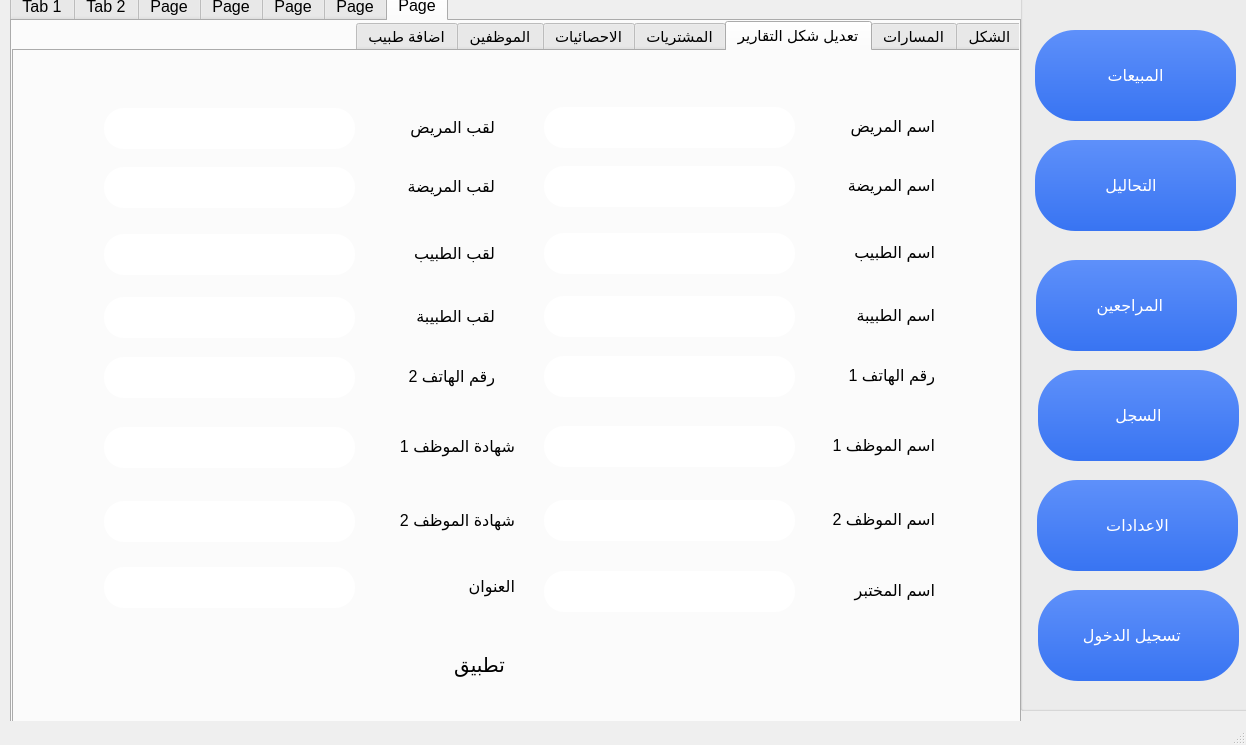
ameer810/analyst-pyqt5-project, file a tahlel project 2/design.ui: the form before one commit.
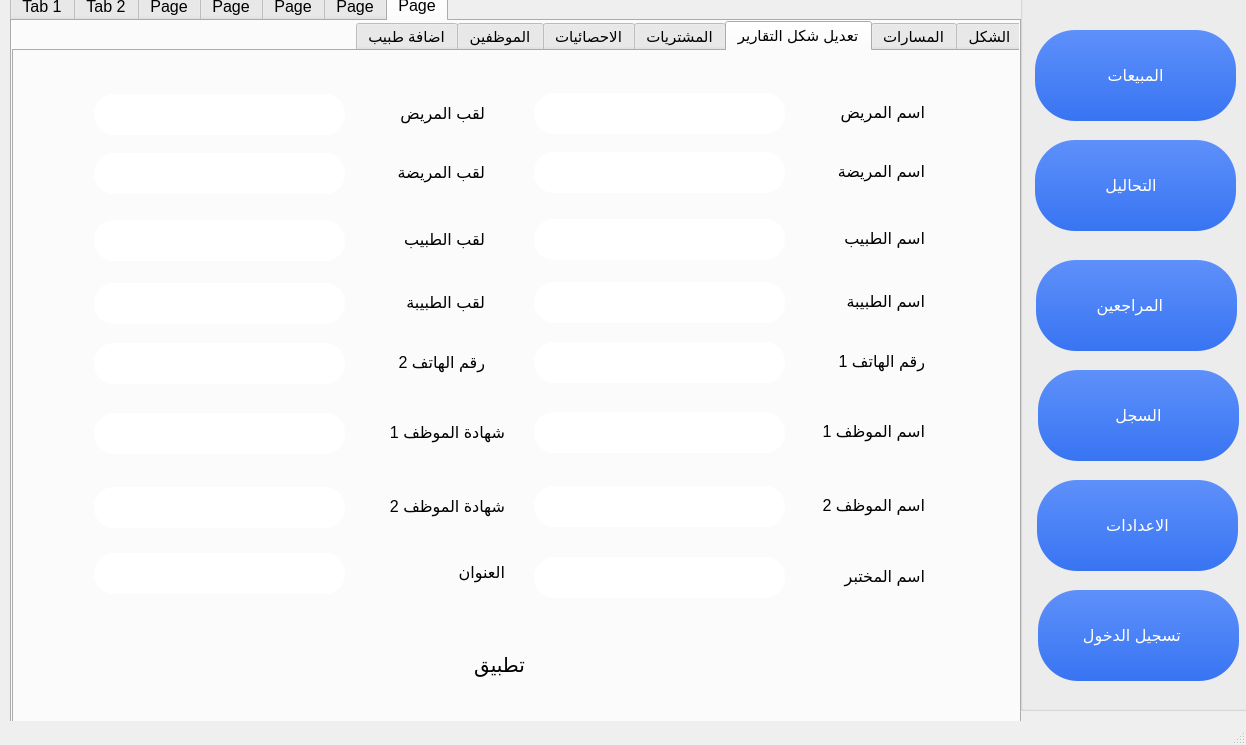
The form after the commit. The open tabs and pages were chosen to show the change. Icons and pictures are not drawn.

```diff
--- a/a tahlel project 2/design.ui
+++ b/a tahlel project 2/design.ui
@@ -6352,589 +6352,13 @@
        <attribute name="title">
         <string>تعديل شكل التقارير</string>
        </attribute>
-       <widget class="QLineEdit" name="lineEdit_16">
-        <property name="enabled">
-         <bool>true</bool>
-        </property>
-        <property name="geometry">
-         <rect>
-          <x>530</x>
-          <y>56</y>
-          <width>251</width>
-          <height>41</height>
-         </rect>
-        </property>
-        <property name="font">
-         <font>
-          <pointsize>13</pointsize>
-         </font>
-        </property>
-        <property name="styleSheet">
-         <string notr="true">border-radius:20px;</string>
-        </property>
-        <property name="placeholderText">
-         <string/>
-        </property>
-       </widget>
-       <widget class="QLabel" name="label_64">
-        <property name="enabled">
-         <bool>true</bool>
-        </property>
-        <property name="geometry">
-         <rect>
-          <x>810</x>
-          <y>50</y>
-          <width>111</width>
-          <height>51</height>
-         </rect>
-        </property>
-        <property name="font">
-         <font>
-          <family>Segoe UI</family>
-          <pointsize>12</pointsize>
-          <weight>50</weight>
-          <bold>false</bold>
-         </font>
-        </property>
-        <property name="text">
-         <string>اسم المريض</string>
-        </property>
-       </widget>
-       <widget class="QLineEdit" name="lineEdit_18">
-        <property name="enabled">
-         <bool>true</bool>
-        </property>
-        <property name="geometry">
-         <rect>
-          <x>90</x>
-          <y>57</y>
-          <width>251</width>
-          <height>41</height>
-         </rect>
-        </property>
-        <property name="font">
-         <font>
-          <pointsize>13</pointsize>
-         </font>
-        </property>
-        <property name="styleSheet">
-         <string notr="true">border-radius:20px;</string>
-        </property>
-        <property name="placeholderText">
-         <string/>
-        </property>
-       </widget>
-       <widget class="QLabel" name="label_65">
-        <property name="enabled">
-         <bool>true</bool>
-        </property>
-        <property name="geometry">
-         <rect>
-          <x>370</x>
-          <y>51</y>
-          <width>111</width>
-          <height>51</height>
-         </rect>
-        </property>
-        <property name="font">
-         <font>
-          <family>Segoe UI</family>
-          <pointsize>12</pointsize>
-          <weight>50</weight>
-          <bold>false</bold>
-         </font>
-        </property>
-        <property name="text">
-         <string>لقب المريض</string>
-        </property>
-       </widget>
-       <widget class="QLineEdit" name="lineEdit_19">
-        <property name="enabled">
-         <bool>true</bool>
-        </property>
-        <property name="geometry">
-         <rect>
-          <x>90</x>
-          <y>183</y>
-          <width>251</width>
-          <height>41</height>
-         </rect>
-        </property>
-        <property name="font">
-         <font>
-          <pointsize>13</pointsize>
-         </font>
-        </property>
-        <property name="styleSheet">
-         <string notr="true">border-radius:20px;</string>
-        </property>
-        <property name="placeholderText">
-         <string/>
-        </property>
-       </widget>
-       <widget class="QLineEdit" name="lineEdit_20">
-        <property name="enabled">
-         <bool>true</bool>
-        </property>
-        <property name="geometry">
-         <rect>
-          <x>530</x>
-          <y>182</y>
-          <width>251</width>
-          <height>41</height>
-         </rect>
-        </property>
-        <property name="font">
-         <font>
-          <pointsize>13</pointsize>
-         </font>
-        </property>
-        <property name="styleSheet">
-         <string notr="true">border-radius:20px;</string>
-        </property>
-        <property name="placeholderText">
-         <string/>
-        </property>
-       </widget>
-       <widget class="QLabel" name="label_69">
-        <property name="enabled">
-         <bool>true</bool>
-        </property>
-        <property name="geometry">
-         <rect>
-          <x>810</x>
-          <y>176</y>
-          <width>111</width>
-          <height>51</height>
-         </rect>
-        </property>
-        <property name="font">
-         <font>
-          <family>Segoe UI</family>
-          <pointsize>12</pointsize>
-          <weight>50</weight>
-          <bold>false</bold>
-         </font>
-        </property>
-        <property name="text">
-         <string>اسم الطبيب</string>
-        </property>
-       </widget>
-       <widget class="QLabel" name="label_70">
-        <property name="enabled">
-         <bool>true</bool>
-        </property>
-        <property name="geometry">
-         <rect>
-          <x>370</x>
-          <y>177</y>
-          <width>111</width>
-          <height>51</height>
-         </rect>
-        </property>
-        <property name="font">
-         <font>
-          <family>Segoe UI</family>
-          <pointsize>12</pointsize>
-          <weight>50</weight>
-          <bold>false</bold>
-         </font>
-        </property>
-        <property name="text">
-         <string>لقب الطبيب</string>
-        </property>
-       </widget>
-       <widget class="QLineEdit" name="lineEdit_22">
-        <property name="enabled">
-         <bool>true</bool>
-        </property>
-        <property name="geometry">
-         <rect>
-          <x>90</x>
-          <y>306</y>
-          <width>251</width>
-          <height>41</height>
-         </rect>
-        </property>
-        <property name="font">
-         <font>
-          <pointsize>13</pointsize>
-         </font>
-        </property>
-        <property name="styleSheet">
-         <string notr="true">border-radius:20px;</string>
-        </property>
-        <property name="placeholderText">
-         <string/>
-        </property>
-       </widget>
-       <widget class="QLineEdit" name="lineEdit_23">
-        <property name="enabled">
-         <bool>true</bool>
-        </property>
-        <property name="geometry">
-         <rect>
-          <x>530</x>
-          <y>305</y>
-          <width>251</width>
-          <height>41</height>
-         </rect>
-        </property>
-        <property name="font">
-         <font>
-          <pointsize>13</pointsize>
-         </font>
-        </property>
-        <property name="styleSheet">
-         <string notr="true">border-radius:20px;</string>
-        </property>
-        <property name="placeholderText">
-         <string/>
-        </property>
-       </widget>
-       <widget class="QLabel" name="label_72">
-        <property name="enabled">
-         <bool>true</bool>
-        </property>
-        <property name="geometry">
-         <rect>
-          <x>810</x>
-          <y>299</y>
-          <width>111</width>
-          <height>51</height>
-         </rect>
-        </property>
-        <property name="font">
-         <font>
-          <family>Segoe UI</family>
-          <pointsize>12</pointsize>
-          <weight>50</weight>
-          <bold>false</bold>
-         </font>
-        </property>
-        <property name="text">
-         <string>رقم الهاتف 1</string>
-        </property>
-       </widget>
-       <widget class="QLabel" name="label_73">
-        <property name="enabled">
-         <bool>true</bool>
-        </property>
-        <property name="geometry">
-         <rect>
-          <x>370</x>
-          <y>300</y>
-          <width>111</width>
-          <height>51</height>
-         </rect>
-        </property>
-        <property name="font">
-         <font>
-          <family>Segoe UI</family>
-          <pointsize>12</pointsize>
-          <weight>50</weight>
-          <bold>false</bold>
-         </font>
-        </property>
-        <property name="text">
-         <string>رقم الهاتف 2</string>
-        </property>
-       </widget>
-       <widget class="QLineEdit" name="lineEdit_34">
-        <property name="enabled">
-         <bool>true</bool>
-        </property>
-        <property name="geometry">
-         <rect>
-          <x>90</x>
-          <y>516</y>
-          <width>251</width>
-          <height>41</height>
-         </rect>
-        </property>
-        <property name="font">
-         <font>
-          <pointsize>13</pointsize>
-         </font>
-        </property>
-        <property name="styleSheet">
-         <string notr="true">border-radius:20px;</string>
-        </property>
-        <property name="placeholderText">
-         <string/>
-        </property>
-       </widget>
-       <widget class="QLabel" name="label_74">
-        <property name="enabled">
-         <bool>true</bool>
-        </property>
-        <property name="geometry">
-         <rect>
-          <x>390</x>
-          <y>510</y>
-          <width>111</width>
-          <height>51</height>
-         </rect>
-        </property>
-        <property name="font">
-         <font>
-          <family>Segoe UI</family>
-          <pointsize>12</pointsize>
-          <weight>50</weight>
-          <bold>false</bold>
-         </font>
-        </property>
-        <property name="text">
-         <string>العنوان</string>
-        </property>
-       </widget>
-       <widget class="QLineEdit" name="lineEdit_35">
-        <property name="enabled">
-         <bool>true</bool>
-        </property>
-        <property name="geometry">
-         <rect>
-          <x>90</x>
-          <y>376</y>
-          <width>251</width>
-          <height>41</height>
-         </rect>
-        </property>
-        <property name="font">
-         <font>
-          <pointsize>13</pointsize>
-         </font>
-        </property>
-        <property name="styleSheet">
-         <string notr="true">border-radius:20px;</string>
-        </property>
-        <property name="placeholderText">
-         <string/>
-        </property>
-       </widget>
-       <widget class="QLineEdit" name="lineEdit_37">
-        <property name="enabled">
-         <bool>true</bool>
-        </property>
-        <property name="geometry">
-         <rect>
-          <x>530</x>
-          <y>375</y>
-          <width>251</width>
-          <height>41</height>
-         </rect>
-        </property>
-        <property name="font">
-         <font>
-          <pointsize>13</pointsize>
-         </font>
-        </property>
-        <property name="styleSheet">
-         <string notr="true">border-radius:20px;</string>
-        </property>
-        <property name="placeholderText">
-         <string/>
-        </property>
-       </widget>
-       <widget class="QLabel" name="label_75">
-        <property name="enabled">
-         <bool>true</bool>
-        </property>
-        <property name="geometry">
-         <rect>
-          <x>790</x>
-          <y>369</y>
-          <width>131</width>
-          <height>51</height>
-         </rect>
-        </property>
-        <property name="font">
-         <font>
-          <family>Segoe UI</family>
-          <pointsize>12</pointsize>
-          <weight>50</weight>
-          <bold>false</bold>
-         </font>
-        </property>
-        <property name="text">
-         <string>اسم الموظف 1</string>
-        </property>
-       </widget>
-       <widget class="QLabel" name="label_76">
-        <property name="enabled">
-         <bool>true</bool>
-        </property>
-        <property name="geometry">
-         <rect>
-          <x>340</x>
-          <y>370</y>
-          <width>161</width>
-          <height>51</height>
-         </rect>
-        </property>
-        <property name="font">
-         <font>
-          <family>Segoe UI</family>
-          <pointsize>12</pointsize>
-          <weight>50</weight>
-          <bold>false</bold>
-         </font>
-        </property>
-        <property name="text">
-         <string>شهادة الموظف 1</string>
-        </property>
-       </widget>
-       <widget class="QLabel" name="label_77">
-        <property name="enabled">
-         <bool>true</bool>
-        </property>
-        <property name="geometry">
-         <rect>
-          <x>350</x>
-          <y>444</y>
-          <width>151</width>
-          <height>51</height>
-         </rect>
-        </property>
-        <property name="font">
-         <font>
-          <family>Segoe UI</family>
-          <pointsize>12</pointsize>
-          <weight>50</weight>
-          <bold>false</bold>
-         </font>
-        </property>
-        <property name="text">
-         <string>شهادة الموظف 2</string>
-        </property>
-       </widget>
-       <widget class="QLineEdit" name="lineEdit_41">
-        <property name="enabled">
-         <bool>true</bool>
-        </property>
-        <property name="geometry">
-         <rect>
-          <x>530</x>
-          <y>449</y>
-          <width>251</width>
-          <height>41</height>
-         </rect>
-        </property>
-        <property name="font">
-         <font>
-          <pointsize>13</pointsize>
-         </font>
-        </property>
-        <property name="styleSheet">
-         <string notr="true">border-radius:20px;</string>
-        </property>
-        <property name="placeholderText">
-         <string/>
-        </property>
-       </widget>
-       <widget class="QLabel" name="label_78">
-        <property name="enabled">
-         <bool>true</bool>
-        </property>
-        <property name="geometry">
-         <rect>
-          <x>780</x>
-          <y>443</y>
-          <width>141</width>
-          <height>51</height>
-         </rect>
-        </property>
-        <property name="font">
-         <font>
-          <family>Segoe UI</family>
-          <pointsize>12</pointsize>
-          <weight>50</weight>
-          <bold>false</bold>
-         </font>
-        </property>
-        <property name="text">
-         <string>اسم الموظف 2</string>
-        </property>
-       </widget>
-       <widget class="QLineEdit" name="lineEdit_42">
-        <property name="enabled">
-         <bool>true</bool>
-        </property>
-        <property name="geometry">
-         <rect>
-          <x>90</x>
-          <y>450</y>
-          <width>251</width>
-          <height>41</height>
-         </rect>
-        </property>
-        <property name="font">
-         <font>
-          <pointsize>13</pointsize>
-         </font>
-        </property>
-        <property name="styleSheet">
-         <string notr="true">border-radius:20px;</string>
-        </property>
-        <property name="placeholderText">
-         <string/>
-        </property>
-       </widget>
-       <widget class="QLabel" name="label_79">
-        <property name="enabled">
-         <bool>true</bool>
-        </property>
-        <property name="geometry">
-         <rect>
-          <x>780</x>
-          <y>514</y>
-          <width>141</width>
-          <height>51</height>
-         </rect>
-        </property>
-        <property name="font">
-         <font>
-          <family>Segoe UI</family>
-          <pointsize>12</pointsize>
-          <weight>50</weight>
-          <bold>false</bold>
-         </font>
-        </property>
-        <property name="text">
-         <string>اسم المختبر</string>
-        </property>
-       </widget>
-       <widget class="QLineEdit" name="lineEdit_43">
-        <property name="enabled">
-         <bool>true</bool>
-        </property>
-        <property name="geometry">
-         <rect>
-          <x>530</x>
-          <y>520</y>
-          <width>251</width>
-          <height>41</height>
-         </rect>
-        </property>
-        <property name="font">
-         <font>
-          <pointsize>13</pointsize>
-         </font>
-        </property>
-        <property name="styleSheet">
-         <string notr="true">border-radius:20px;</string>
-        </property>
-        <property name="placeholderText">
-         <string/>
-        </property>
-       </widget>
        <widget class="QPushButton" name="pushButton_31">
         <property name="enabled">
          <bool>true</bool>
         </property>
         <property name="geometry">
          <rect>
-          <x>240</x>
+          <x>260</x>
           <y>578</y>
           <width>451</width>
           <height>71</height>
@@ -6958,197 +6382,789 @@
          <string>تطبيق</string>
         </property>
        </widget>
-       <widget class="QLineEdit" name="lineEdit_44">
-        <property name="enabled">
-         <bool>true</bool>
-        </property>
+       <widget class="QGroupBox" name="groupBox_14">
         <property name="geometry">
          <rect>
-          <x>90</x>
-          <y>116</y>
-          <width>251</width>
-          <height>41</height>
+          <x>60</x>
+          <y>20</y>
+          <width>881</width>
+          <height>541</height>
          </rect>
         </property>
-        <property name="font">
-         <font>
-          <pointsize>13</pointsize>
-         </font>
-        </property>
         <property name="styleSheet">
          <string notr="true">border-radius:20px;</string>
         </property>
-        <property name="placeholderText">
+        <property name="title">
          <string/>
         </property>
-       </widget>
-       <widget class="QLineEdit" name="lineEdit_45">
-        <property name="enabled">
-         <bool>true</bool>
-        </property>
-        <property name="geometry">
-         <rect>
-          <x>530</x>
-          <y>115</y>
-          <width>251</width>
-          <height>41</height>
-         </rect>
-        </property>
-        <property name="font">
-         <font>
-          <pointsize>13</pointsize>
-         </font>
-        </property>
-        <property name="styleSheet">
-         <string notr="true">border-radius:20px;</string>
-        </property>
-        <property name="placeholderText">
-         <string/>
-        </property>
-       </widget>
-       <widget class="QLabel" name="label_80">
-        <property name="enabled">
-         <bool>true</bool>
-        </property>
-        <property name="geometry">
-         <rect>
-          <x>810</x>
-          <y>109</y>
-          <width>111</width>
-          <height>51</height>
-         </rect>
-        </property>
-        <property name="font">
-         <font>
-          <family>Segoe UI</family>
-          <pointsize>12</pointsize>
-          <weight>50</weight>
-          <bold>false</bold>
-         </font>
-        </property>
-        <property name="text">
-         <string>اسم المريضة</string>
-        </property>
-       </widget>
-       <widget class="QLabel" name="label_81">
-        <property name="enabled">
-         <bool>true</bool>
-        </property>
-        <property name="geometry">
-         <rect>
-          <x>370</x>
-          <y>110</y>
-          <width>111</width>
-          <height>51</height>
-         </rect>
-        </property>
-        <property name="font">
-         <font>
-          <family>Segoe UI</family>
-          <pointsize>12</pointsize>
-          <weight>50</weight>
-          <bold>false</bold>
-         </font>
-        </property>
-        <property name="text">
-         <string>لقب المريضة</string>
-        </property>
-       </widget>
-       <widget class="QLabel" name="label_82">
-        <property name="enabled">
-         <bool>true</bool>
-        </property>
-        <property name="geometry">
-         <rect>
-          <x>810</x>
-          <y>239</y>
-          <width>111</width>
-          <height>51</height>
-         </rect>
-        </property>
-        <property name="font">
-         <font>
-          <family>Segoe UI</family>
-          <pointsize>12</pointsize>
-          <weight>50</weight>
-          <bold>false</bold>
-         </font>
-        </property>
-        <property name="text">
-         <string>اسم الطبيبة</string>
-        </property>
-       </widget>
-       <widget class="QLineEdit" name="lineEdit_46">
-        <property name="enabled">
-         <bool>true</bool>
-        </property>
-        <property name="geometry">
-         <rect>
-          <x>530</x>
-          <y>245</y>
-          <width>251</width>
-          <height>41</height>
-         </rect>
-        </property>
-        <property name="font">
-         <font>
-          <pointsize>13</pointsize>
-         </font>
-        </property>
-        <property name="styleSheet">
-         <string notr="true">border-radius:20px;</string>
-        </property>
-        <property name="placeholderText">
-         <string/>
-        </property>
-       </widget>
-       <widget class="QLineEdit" name="lineEdit_47">
-        <property name="enabled">
-         <bool>true</bool>
-        </property>
-        <property name="geometry">
-         <rect>
-          <x>90</x>
-          <y>246</y>
-          <width>251</width>
-          <height>41</height>
-         </rect>
-        </property>
-        <property name="font">
-         <font>
-          <pointsize>13</pointsize>
-         </font>
-        </property>
-        <property name="styleSheet">
-         <string notr="true">border-radius:20px;</string>
-        </property>
-        <property name="placeholderText">
-         <string/>
-        </property>
-       </widget>
-       <widget class="QLabel" name="label_83">
-        <property name="enabled">
-         <bool>true</bool>
-        </property>
-        <property name="geometry">
-         <rect>
-          <x>370</x>
-          <y>240</y>
-          <width>111</width>
-          <height>51</height>
-         </rect>
-        </property>
-        <property name="font">
-         <font>
-          <family>Segoe UI</family>
-          <pointsize>12</pointsize>
-          <weight>50</weight>
-          <bold>false</bold>
-         </font>
-        </property>
-        <property name="text">
-         <string>لقب الطبيبة</string>
-        </property>
+        <widget class="QLineEdit" name="lineEdit_16">
+         <property name="enabled">
+          <bool>true</bool>
+         </property>
+         <property name="geometry">
+          <rect>
+           <x>460</x>
+           <y>22</y>
+           <width>251</width>
+           <height>41</height>
+          </rect>
+         </property>
+         <property name="font">
+          <font>
+           <pointsize>13</pointsize>
+          </font>
+         </property>
+         <property name="styleSheet">
+          <string notr="true">border-radius:20px;</string>
+         </property>
+         <property name="placeholderText">
+          <string/>
+         </property>
+        </widget>
+        <widget class="QLabel" name="label_65">
+         <property name="enabled">
+          <bool>true</bool>
+         </property>
+         <property name="geometry">
+          <rect>
+           <x>300</x>
+           <y>17</y>
+           <width>111</width>
+           <height>51</height>
+          </rect>
+         </property>
+         <property name="font">
+          <font>
+           <family>Segoe UI</family>
+           <pointsize>12</pointsize>
+           <weight>50</weight>
+           <bold>false</bold>
+          </font>
+         </property>
+         <property name="text">
+          <string>لقب المريض</string>
+         </property>
+        </widget>
+        <widget class="QLineEdit" name="lineEdit_22">
+         <property name="enabled">
+          <bool>true</bool>
+         </property>
+         <property name="geometry">
+          <rect>
+           <x>20</x>
+           <y>272</y>
+           <width>251</width>
+           <height>41</height>
+          </rect>
+         </property>
+         <property name="font">
+          <font>
+           <pointsize>13</pointsize>
+          </font>
+         </property>
+         <property name="styleSheet">
+          <string notr="true">border-radius:20px;</string>
+         </property>
+         <property name="placeholderText">
+          <string/>
+         </property>
+        </widget>
+        <widget class="QLabel" name="label_80">
+         <property name="enabled">
+          <bool>true</bool>
+         </property>
+         <property name="geometry">
+          <rect>
+           <x>740</x>
+           <y>75</y>
+           <width>111</width>
+           <height>51</height>
+          </rect>
+         </property>
+         <property name="font">
+          <font>
+           <family>Segoe UI</family>
+           <pointsize>12</pointsize>
+           <weight>50</weight>
+           <bold>false</bold>
+          </font>
+         </property>
+         <property name="text">
+          <string>اسم المريضة</string>
+         </property>
+        </widget>
+        <widget class="QLineEdit" name="lineEdit_43">
+         <property name="enabled">
+          <bool>true</bool>
+         </property>
+         <property name="geometry">
+          <rect>
+           <x>460</x>
+           <y>486</y>
+           <width>251</width>
+           <height>41</height>
+          </rect>
+         </property>
+         <property name="font">
+          <font>
+           <pointsize>13</pointsize>
+          </font>
+         </property>
+         <property name="styleSheet">
+          <string notr="true">border-radius:20px;</string>
+         </property>
+         <property name="placeholderText">
+          <string/>
+         </property>
+        </widget>
+        <widget class="QLabel" name="label_78">
+         <property name="enabled">
+          <bool>true</bool>
+         </property>
+         <property name="geometry">
+          <rect>
+           <x>720</x>
+           <y>409</y>
+           <width>131</width>
+           <height>51</height>
+          </rect>
+         </property>
+         <property name="font">
+          <font>
+           <family>Segoe UI</family>
+           <pointsize>12</pointsize>
+           <weight>50</weight>
+           <bold>false</bold>
+          </font>
+         </property>
+         <property name="text">
+          <string>اسم الموظف 2</string>
+         </property>
+        </widget>
+        <widget class="QLineEdit" name="lineEdit_45">
+         <property name="enabled">
+          <bool>true</bool>
+         </property>
+         <property name="geometry">
+          <rect>
+           <x>460</x>
+           <y>81</y>
+           <width>251</width>
+           <height>41</height>
+          </rect>
+         </property>
+         <property name="font">
+          <font>
+           <pointsize>13</pointsize>
+          </font>
+         </property>
+         <property name="styleSheet">
+          <string notr="true">border-radius:20px;</string>
+         </property>
+         <property name="placeholderText">
+          <string/>
+         </property>
+        </widget>
+        <widget class="QLineEdit" name="lineEdit_34">
+         <property name="enabled">
+          <bool>true</bool>
+         </property>
+         <property name="geometry">
+          <rect>
+           <x>20</x>
+           <y>482</y>
+           <width>251</width>
+           <height>41</height>
+          </rect>
+         </property>
+         <property name="font">
+          <font>
+           <pointsize>13</pointsize>
+          </font>
+         </property>
+         <property name="styleSheet">
+          <string notr="true">border-radius:20px;</string>
+         </property>
+         <property name="placeholderText">
+          <string/>
+         </property>
+        </widget>
+        <widget class="QLabel" name="label_83">
+         <property name="enabled">
+          <bool>true</bool>
+         </property>
+         <property name="geometry">
+          <rect>
+           <x>300</x>
+           <y>206</y>
+           <width>111</width>
+           <height>51</height>
+          </rect>
+         </property>
+         <property name="font">
+          <font>
+           <family>Segoe UI</family>
+           <pointsize>12</pointsize>
+           <weight>50</weight>
+           <bold>false</bold>
+          </font>
+         </property>
+         <property name="text">
+          <string>لقب الطبيبة</string>
+         </property>
+        </widget>
+        <widget class="QLabel" name="label_76">
+         <property name="enabled">
+          <bool>true</bool>
+         </property>
+         <property name="geometry">
+          <rect>
+           <x>280</x>
+           <y>336</y>
+           <width>151</width>
+           <height>51</height>
+          </rect>
+         </property>
+         <property name="font">
+          <font>
+           <family>Segoe UI</family>
+           <pointsize>12</pointsize>
+           <weight>50</weight>
+           <bold>false</bold>
+          </font>
+         </property>
+         <property name="text">
+          <string>شهادة الموظف 1</string>
+         </property>
+        </widget>
+        <widget class="QLabel" name="label_75">
+         <property name="enabled">
+          <bool>true</bool>
+         </property>
+         <property name="geometry">
+          <rect>
+           <x>720</x>
+           <y>335</y>
+           <width>131</width>
+           <height>51</height>
+          </rect>
+         </property>
+         <property name="font">
+          <font>
+           <family>Segoe UI</family>
+           <pointsize>12</pointsize>
+           <weight>50</weight>
+           <bold>false</bold>
+          </font>
+         </property>
+         <property name="text">
+          <string>اسم الموظف 1</string>
+         </property>
+        </widget>
+        <widget class="QLineEdit" name="lineEdit_35">
+         <property name="enabled">
+          <bool>true</bool>
+         </property>
+         <property name="geometry">
+          <rect>
+           <x>20</x>
+           <y>342</y>
+           <width>251</width>
+           <height>41</height>
+          </rect>
+         </property>
+         <property name="font">
+          <font>
+           <pointsize>13</pointsize>
+          </font>
+         </property>
+         <property name="styleSheet">
+          <string notr="true">border-radius:20px;</string>
+         </property>
+         <property name="placeholderText">
+          <string/>
+         </property>
+        </widget>
+        <widget class="QLineEdit" name="lineEdit_20">
+         <property name="enabled">
+          <bool>true</bool>
+         </property>
+         <property name="geometry">
+          <rect>
+           <x>460</x>
+           <y>148</y>
+           <width>251</width>
+           <height>41</height>
+          </rect>
+         </property>
+         <property name="font">
+          <font>
+           <pointsize>13</pointsize>
+          </font>
+         </property>
+         <property name="styleSheet">
+          <string notr="true">border-radius:20px;</string>
+         </property>
+         <property name="placeholderText">
+          <string/>
+         </property>
+        </widget>
+        <widget class="QLineEdit" name="lineEdit_18">
+         <property name="enabled">
+          <bool>true</bool>
+         </property>
+         <property name="geometry">
+          <rect>
+           <x>20</x>
+           <y>23</y>
+           <width>251</width>
+           <height>41</height>
+          </rect>
+         </property>
+         <property name="font">
+          <font>
+           <pointsize>13</pointsize>
+          </font>
+         </property>
+         <property name="styleSheet">
+          <string notr="true">border-radius:20px;</string>
+         </property>
+         <property name="placeholderText">
+          <string/>
+         </property>
+        </widget>
+        <widget class="QLineEdit" name="lineEdit_42">
+         <property name="enabled">
+          <bool>true</bool>
+         </property>
+         <property name="geometry">
+          <rect>
+           <x>20</x>
+           <y>416</y>
+           <width>251</width>
+           <height>41</height>
+          </rect>
+         </property>
+         <property name="font">
+          <font>
+           <pointsize>13</pointsize>
+          </font>
+         </property>
+         <property name="styleSheet">
+          <string notr="true">border-radius:20px;</string>
+         </property>
+         <property name="placeholderText">
+          <string/>
+         </property>
+        </widget>
+        <widget class="QLabel" name="label_82">
+         <property name="enabled">
+          <bool>true</bool>
+         </property>
+         <property name="geometry">
+          <rect>
+           <x>740</x>
+           <y>205</y>
+           <width>111</width>
+           <height>51</height>
+          </rect>
+         </property>
+         <property name="font">
+          <font>
+           <family>Segoe UI</family>
+           <pointsize>12</pointsize>
+           <weight>50</weight>
+           <bold>false</bold>
+          </font>
+         </property>
+         <property name="text">
+          <string>اسم الطبيبة</string>
+         </property>
+        </widget>
+        <widget class="QLabel" name="label_74">
+         <property name="enabled">
+          <bool>true</bool>
+         </property>
+         <property name="geometry">
+          <rect>
+           <x>360</x>
+           <y>476</y>
+           <width>71</width>
+           <height>51</height>
+          </rect>
+         </property>
+         <property name="font">
+          <font>
+           <family>Segoe UI</family>
+           <pointsize>12</pointsize>
+           <weight>50</weight>
+           <bold>false</bold>
+          </font>
+         </property>
+         <property name="text">
+          <string>العنوان</string>
+         </property>
+        </widget>
+        <widget class="QLabel" name="label_69">
+         <property name="enabled">
+          <bool>true</bool>
+         </property>
+         <property name="geometry">
+          <rect>
+           <x>740</x>
+           <y>142</y>
+           <width>111</width>
+           <height>51</height>
+          </rect>
+         </property>
+         <property name="font">
+          <font>
+           <family>Segoe UI</family>
+           <pointsize>12</pointsize>
+           <weight>50</weight>
+           <bold>false</bold>
+          </font>
+         </property>
+         <property name="text">
+          <string>اسم الطبيب</string>
+         </property>
+        </widget>
+        <widget class="QLineEdit" name="lineEdit_46">
+         <property name="enabled">
+          <bool>true</bool>
+         </property>
+         <property name="geometry">
+          <rect>
+           <x>460</x>
+           <y>211</y>
+           <width>251</width>
+           <height>41</height>
+          </rect>
+         </property>
+         <property name="font">
+          <font>
+           <pointsize>13</pointsize>
+          </font>
+         </property>
+         <property name="styleSheet">
+          <string notr="true">border-radius:20px;</string>
+         </property>
+         <property name="placeholderText">
+          <string/>
+         </property>
+        </widget>
+        <widget class="QLabel" name="label_72">
+         <property name="enabled">
+          <bool>true</bool>
+         </property>
+         <property name="geometry">
+          <rect>
+           <x>740</x>
+           <y>265</y>
+           <width>111</width>
+           <height>51</height>
+          </rect>
+         </property>
+         <property name="font">
+          <font>
+           <family>Segoe UI</family>
+           <pointsize>12</pointsize>
+           <weight>50</weight>
+           <bold>false</bold>
+          </font>
+         </property>
+         <property name="text">
+          <string>رقم الهاتف 1</string>
+         </property>
+        </widget>
+        <widget class="QLabel" name="label_73">
+         <property name="enabled">
+          <bool>true</bool>
+         </property>
+         <property name="geometry">
+          <rect>
+           <x>300</x>
+           <y>266</y>
+           <width>111</width>
+           <height>51</height>
+          </rect>
+         </property>
+         <property name="font">
+          <font>
+           <family>Segoe UI</family>
+           <pointsize>12</pointsize>
+           <weight>50</weight>
+           <bold>false</bold>
+          </font>
+         </property>
+         <property name="text">
+          <string>رقم الهاتف 2</string>
+         </property>
+        </widget>
+        <widget class="QLineEdit" name="lineEdit_23">
+         <property name="enabled">
+          <bool>true</bool>
+         </property>
+         <property name="geometry">
+          <rect>
+           <x>460</x>
+           <y>271</y>
+           <width>251</width>
+           <height>41</height>
+          </rect>
+         </property>
+         <property name="font">
+          <font>
+           <pointsize>13</pointsize>
+          </font>
+         </property>
+         <property name="styleSheet">
+          <string notr="true">border-radius:20px;</string>
+         </property>
+         <property name="placeholderText">
+          <string/>
+         </property>
+        </widget>
+        <widget class="QLineEdit" name="lineEdit_37">
+         <property name="enabled">
+          <bool>true</bool>
+         </property>
+         <property name="geometry">
+          <rect>
+           <x>460</x>
+           <y>341</y>
+           <width>251</width>
+           <height>41</height>
+          </rect>
+         </property>
+         <property name="font">
+          <font>
+           <pointsize>13</pointsize>
+          </font>
+         </property>
+         <property name="styleSheet">
+          <string notr="true">border-radius:20px;</string>
+         </property>
+         <property name="placeholderText">
+          <string/>
+         </property>
+        </widget>
+        <widget class="QLineEdit" name="lineEdit_47">
+         <property name="enabled">
+          <bool>true</bool>
+         </property>
+         <property name="geometry">
+          <rect>
+           <x>20</x>
+           <y>212</y>
+           <width>251</width>
+           <height>41</height>
+          </rect>
+         </property>
+         <property name="font">
+          <font>
+           <pointsize>13</pointsize>
+          </font>
+         </property>
+         <property name="styleSheet">
+          <string notr="true">border-radius:20px;</string>
+         </property>
+         <property name="placeholderText">
+          <string/>
+         </property>
+        </widget>
+        <widget class="QLineEdit" name="lineEdit_41">
+         <property name="enabled">
+          <bool>true</bool>
+         </property>
+         <property name="geometry">
+          <rect>
+           <x>460</x>
+           <y>415</y>
+           <width>251</width>
+           <height>41</height>
+          </rect>
+         </property>
+         <property name="font">
+          <font>
+           <pointsize>13</pointsize>
+          </font>
+         </property>
+         <property name="styleSheet">
+          <string notr="true">border-radius:20px;</string>
+         </property>
+         <property name="placeholderText">
+          <string/>
+         </property>
+        </widget>
+        <widget class="QLabel" name="label_70">
+         <property name="enabled">
+          <bool>true</bool>
+         </property>
+         <property name="geometry">
+          <rect>
+           <x>300</x>
+           <y>143</y>
+           <width>111</width>
+           <height>51</height>
+          </rect>
+         </property>
+         <property name="font">
+          <font>
+           <family>Segoe UI</family>
+           <pointsize>12</pointsize>
+           <weight>50</weight>
+           <bold>false</bold>
+          </font>
+         </property>
+         <property name="text">
+          <string>لقب الطبيب</string>
+         </property>
+        </widget>
+        <widget class="QLabel" name="label_81">
+         <property name="enabled">
+          <bool>true</bool>
+         </property>
+         <property name="geometry">
+          <rect>
+           <x>300</x>
+           <y>76</y>
+           <width>111</width>
+           <height>51</height>
+          </rect>
+         </property>
+         <property name="font">
+          <font>
+           <family>Segoe UI</family>
+           <pointsize>12</pointsize>
+           <weight>50</weight>
+           <bold>false</bold>
+          </font>
+         </property>
+         <property name="text">
+          <string>لقب المريضة</string>
+         </property>
+        </widget>
+        <widget class="QLabel" name="label_77">
+         <property name="enabled">
+          <bool>true</bool>
+         </property>
+         <property name="geometry">
+          <rect>
+           <x>280</x>
+           <y>410</y>
+           <width>151</width>
+           <height>51</height>
+          </rect>
+         </property>
+         <property name="font">
+          <font>
+           <family>Segoe UI</family>
+           <pointsize>12</pointsize>
+           <weight>50</weight>
+           <bold>false</bold>
+          </font>
+         </property>
+         <property name="text">
+          <string>شهادة الموظف 2</string>
+         </property>
+        </widget>
+        <widget class="QLineEdit" name="lineEdit_44">
+         <property name="enabled">
+          <bool>true</bool>
+         </property>
+         <property name="geometry">
+          <rect>
+           <x>20</x>
+           <y>82</y>
+           <width>251</width>
+           <height>41</height>
+          </rect>
+         </property>
+         <property name="font">
+          <font>
+           <pointsize>13</pointsize>
+          </font>
+         </property>
+         <property name="styleSheet">
+          <string notr="true">border-radius:20px;</string>
+         </property>
+         <property name="placeholderText">
+          <string/>
+         </property>
+        </widget>
+        <widget class="QLineEdit" name="lineEdit_19">
+         <property name="enabled">
+          <bool>true</bool>
+         </property>
+         <property name="geometry">
+          <rect>
+           <x>20</x>
+           <y>149</y>
+           <width>251</width>
+           <height>41</height>
+          </rect>
+         </property>
+         <property name="font">
+          <font>
+           <pointsize>13</pointsize>
+          </font>
+         </property>
+         <property name="styleSheet">
+          <string notr="true">border-radius:20px;</string>
+         </property>
+         <property name="placeholderText">
+          <string/>
+         </property>
+        </widget>
+        <widget class="QLabel" name="label_64">
+         <property name="enabled">
+          <bool>true</bool>
+         </property>
+         <property name="geometry">
+          <rect>
+           <x>740</x>
+           <y>16</y>
+           <width>111</width>
+           <height>51</height>
+          </rect>
+         </property>
+         <property name="font">
+          <font>
+           <family>Segoe UI</family>
+           <pointsize>12</pointsize>
+           <weight>50</weight>
+           <bold>false</bold>
+          </font>
+         </property>
+         <property name="text">
+          <string>اسم المريض</string>
+         </property>
+        </widget>
+        <widget class="QLabel" name="label_79">
+         <property name="enabled">
+          <bool>true</bool>
+         </property>
+         <property name="geometry">
+          <rect>
+           <x>740</x>
+           <y>480</y>
+           <width>111</width>
+           <height>51</height>
+          </rect>
+         </property>
+         <property name="font">
+          <font>
+           <family>Segoe UI</family>
+           <pointsize>12</pointsize>
+           <weight>50</weight>
+           <bold>false</bold>
+          </font>
+         </property>
+         <property name="text">
+          <string>اسم المختبر</string>
+         </property>
+        </widget>
        </widget>
       </widget>
       <widget class="QWidget" name="tab_15">
```
Left out of the diff: 2267 changed lines with no effect on the pictures.
